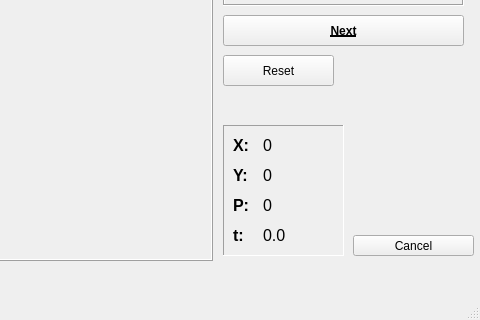
This is Design/DrawingWindow.ui in ronnymajani/dynamic-motion-digitset as Qt 5 draws it before an edit; both pictures show x 397 to 877 and y 185 to 505 of the 877 by 505 pixel window. The edited form follows.
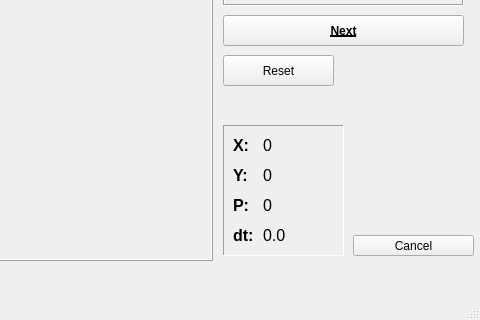
This is the edited form.

The edit to the form file:
```diff
--- a/Design/DrawingWindow.ui
+++ b/Design/DrawingWindow.ui
@@ -306,7 +306,7 @@
       </font>
      </property>
      <property name="text">
-      <string>t:</string>
+      <string>dt:</string>
      </property>
     </widget>
     <widget class="QLabel" name="data_t_value">
```
Left out of the diff: 4 changed lines with no effect on the pictures.
